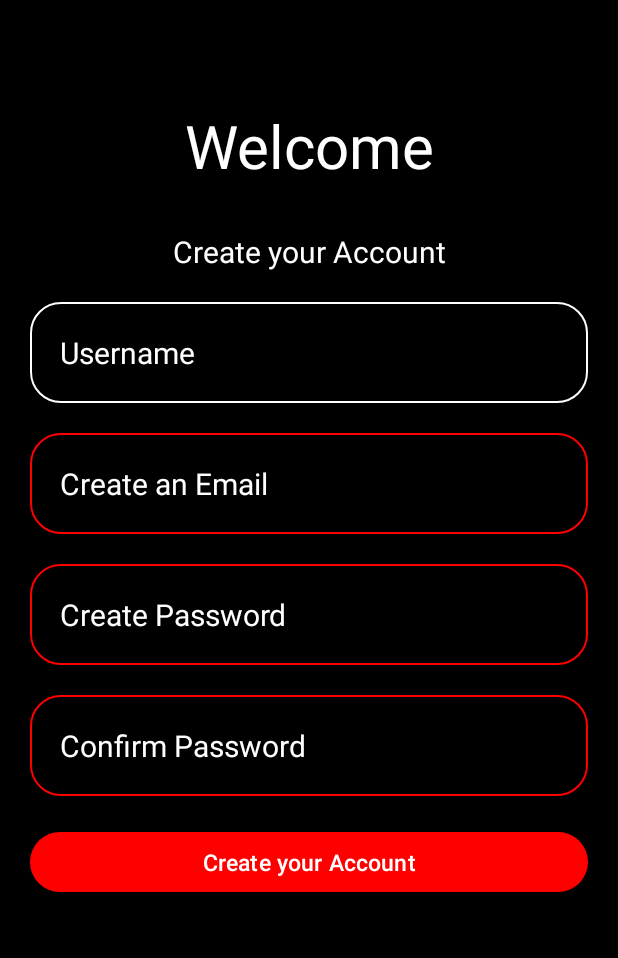
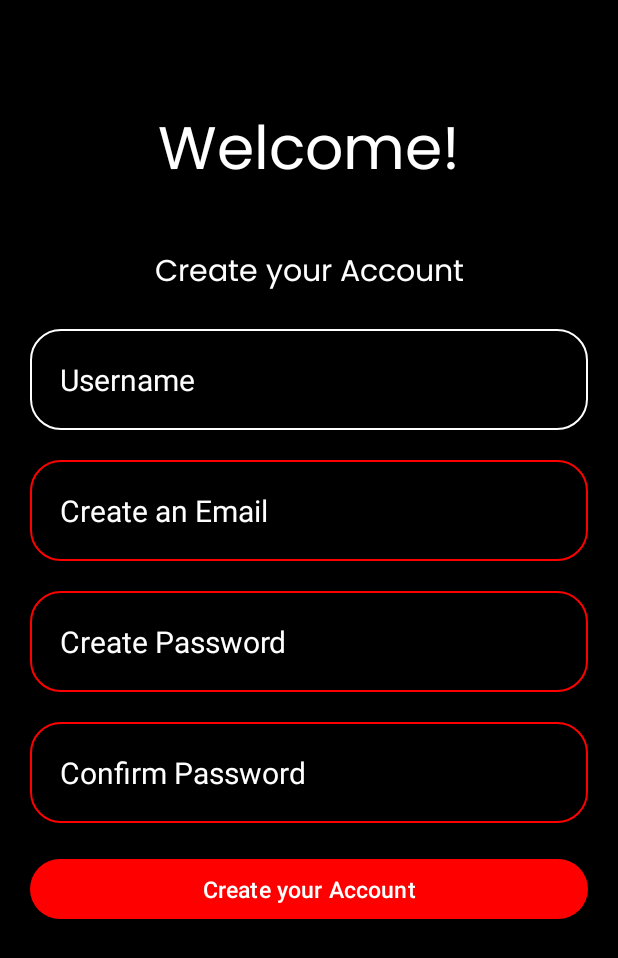
Before and after one commit to ItsmeGen/MovieScout, an Android app: the createAccount screen opened directly, with no data from a screen before it, on a phone screen of 412 x 824 dp. Shown: the top 958 px of the screen. Run offline under Robolectric (Android 15) with nearby library versions, the phone set to English and light mode, and no system bars.

Commit message:
Movie_Scout

```diff
--- a/app/src/main/AndroidManifest.xml
+++ b/app/src/main/AndroidManifest.xml
@@ -9,7 +9,6 @@
         android:icon="@mipmap/ic_launcher"
         android:label="@string/app_name"
         android:roundIcon="@mipmap/ic_launcher_round"
-        android:screenOrientation="portrait"
         android:supportsRtl="true"
         android:theme="@style/Theme.Movie_Scout"
         tools:targetApi="31">
--- a/app/src/main/java/com/example/movie_scout/MainActivity.java
+++ b/app/src/main/java/com/example/movie_scout/MainActivity.java
@@ -9,7 +9,6 @@ import androidx.core.view.ViewCompat;
 import androidx.core.view.WindowInsetsCompat;
 
 public class MainActivity extends AppCompatActivity {
-
     @Override
     protected void onCreate(Bundle savedInstanceState) {
         super.onCreate(savedInstanceState);
--- a/app/src/main/res/layout-land/activity_create_account.xml
+++ b/app/src/main/res/layout-land/activity_create_account.xml
@@ -26,6 +26,7 @@
                    android:layout_width="match_parent"
                    android:layout_height="wrap_content"
                    android:text="@string/welcome"
+                   android:fontFamily="@font/poppins"
                    android:textColor="@color/white"
                    android:textSize="40sp"
                    android:gravity="center"/>
@@ -82,6 +83,7 @@
                        android:layout_width="300dp"
                        android:layout_height="wrap_content"
                        android:text="@string/create_account"
+                       android:fontFamily="@font/poppins"
                        android:textSize="15sp"/>
 
                </LinearLayout>
--- a/app/src/main/res/layout-land/activity_main.xml
+++ b/app/src/main/res/layout-land/activity_main.xml
@@ -13,7 +13,7 @@
     <RelativeLayout
         android:layout_width="match_parent"
         android:layout_height="match_parent"
-        android:background="@drawable/bg">
+        android:background="@drawable/bgland">
 
         <RelativeLayout
             android:layout_width="350dp"
@@ -30,6 +30,7 @@
                     android:layout_width="match_parent"
                     android:layout_height="wrap_content"
                     android:text="@string/movie"
+                    android:fontFamily="@font/poppins"
                     android:textColor="@color/my_primary"
                     android:textSize="60sp"/>
 
@@ -39,6 +40,7 @@
                android:layout_width="match_parent"
                android:layout_height="wrap_content"
                android:text="@string/scout"
+               android:fontFamily="@font/poppins"
                android:textColor="@color/my_primary"
                android:textSize="30sp"/>
 
@@ -65,10 +67,12 @@
             android:layout_height="match_parent">
 
             <TextView
+                android:layout_marginTop="15dp"
                 android:gravity="center"
                 android:layout_width="match_parent"
                 android:layout_height="wrap_content"
                 android:text="@string/Login"
+                android:fontFamily="@font/poppins"
                 android:textSize="30sp"
                 android:textColor="@color/white"/>
 
@@ -106,6 +110,7 @@
                 android:layout_width="match_parent"
                 android:layout_height="wrap_content"
                 android:text="@string/Login"
+                android:fontFamily="@font/poppins"
                 android:textSize="20sp"/>
 
             <LinearLayout
--- a/app/src/main/res/layout/activity_create_account.xml
+++ b/app/src/main/res/layout/activity_create_account.xml
@@ -8,102 +8,101 @@
     tools:context=".createAccount">
 
     <RelativeLayout
+        android:layout_width="match_parent"
+        android:layout_height="match_parent"
+        android:background="@color/black"
         android:padding="20dp"
-       android:background="@color/black"
-       android:layout_width="match_parent"
-       android:layout_height="match_parent">
+        tools:layout_editor_absoluteX="0dp"
+        tools:layout_editor_absoluteY="-67dp">
 
 
         <LinearLayout
-           android:orientation="vertical"
             android:layout_width="match_parent"
-           android:layout_height="match_parent">
+            android:layout_height="match_parent"
+            android:orientation="vertical">
 
 
             <TextView
-               android:layout_marginTop="50dp"
                 android:layout_width="match_parent"
                 android:layout_height="wrap_content"
+                android:layout_marginTop="50dp"
+                android:gravity="center"
                 android:text="@string/welcome"
+                android:fontFamily="@font/poppins"
                 android:textColor="@color/white"
-               android:textSize="40sp"
-               android:gravity="center"/>
+                android:textSize="40sp" />
 
             <TextView
-               android:layout_marginTop="30dp"
                 android:layout_width="match_parent"
                 android:layout_height="wrap_content"
+                android:layout_marginTop="30dp"
+                android:gravity="center"
                 android:text="@string/create_account"
+                android:fontFamily="@font/poppins"
                 android:textColor="@color/white"
-               android:textSize="20sp"
-               android:gravity="center"/>
+                android:textSize="20sp" />
 
 
             <EditText
                 android:id="@+id/Username"
                 android:layout_width="match_parent"
                 android:layout_height="wrap_content"
+                android:layout_marginTop="20dp"
+                android:background="@drawable/custom_input"
+                android:hint="@string/display_name"
                 android:inputType="text"
-               android:hint="@string/display_name"
+                android:padding="20dp"
                 android:textColorHint="@color/white"
-               android:textSize="20sp"
-               android:padding="20dp"
-               android:layout_marginTop="20dp"
-               android:background="@drawable/custom_input"/>
+                android:textSize="20sp" />
 
             <EditText
                 android:id="@+id/create_email"
                 android:layout_width="match_parent"
                 android:layout_height="wrap_content"
+                android:layout_marginTop="20dp"
+                android:background="@drawable/custom_input"
+                android:hint="@string/Create_Email"
                 android:inputType="textEmailAddress"
-               android:hint="@string/Create_Email"
+                android:padding="20dp"
                 android:textColorHint="@color/white"
-               android:textSize="20sp"
-               android:padding="20dp"
-               android:layout_marginTop="20dp"
-               android:background="@drawable/custom_input"/>
+                android:textSize="20sp" />
 
             <EditText
                 android:id="@+id/create_password"
                 android:layout_width="match_parent"
                 android:layout_height="wrap_content"
+                android:layout_marginTop="20dp"
+                android:background="@drawable/custom_input"
+                android:hint="@string/Create_password"
                 android:inputType="textPassword"
-               android:hint="@string/Create_password"
+                android:padding="20dp"
                 android:textColorHint="@color/white"
-               android:textSize="20sp"
-               android:padding="20dp"
-               android:layout_marginTop="20dp"
-               android:background="@drawable/custom_input"/>
+                android:textSize="20sp" />
 
 
             <EditText
                 android:id="@+id/confirm_password"
                 android:layout_width="match_parent"
                 android:layout_height="wrap_content"
+                android:layout_marginTop="20dp"
+                android:background="@drawable/custom_input"
+                android:hint="@string/confirm_password"
                 android:inputType="textPassword"
-               android:hint="@string/confirm_password"
+                android:padding="20dp"
                 android:textColorHint="@color/white"
-               android:textSize="20sp"
-               android:padding="20dp"
-               android:layout_marginTop="20dp"
-               android:background="@drawable/custom_input"/>
+                android:textSize="20sp" />
 
             <Button
-               android:layout_marginTop="20dp"
                 android:layout_width="match_parent"
                 android:layout_height="wrap_content"
+                android:layout_marginTop="20dp"
                 android:text="@string/create_account"
-               android:textSize="15sp"/>
-
-
-
-
+                android:textSize="15sp" />
 
 
         </LinearLayout>
 
 
-
     </RelativeLayout>
 
 </androidx.constraintlayout.widget.ConstraintLayout>
--- a/app/src/main/res/layout/activity_main.xml
+++ b/app/src/main/res/layout/activity_main.xml
@@ -30,6 +30,7 @@
                 android:layout_height="wrap_content"
                 android:gravity="center"
                 android:text="@string/movie"
+                android:fontFamily="@font/poppins"
                 android:textColor="@color/my_primary"
                 android:textSize="70sp" />
             <TextView
@@ -88,6 +89,7 @@
                 android:layout_height="wrap_content"
                 android:layout_marginTop="10dp"
                 android:text="@string/Login"
+                android:fontFamily="@font/poppins"
                 android:textSize="20sp" />
 
         </LinearLayout>
--- a/app/src/main/res/values/strings.xml
+++ b/app/src/main/res/values/strings.xml
@@ -11,7 +11,7 @@
     <string name="or">Or Login with</string>
     <string name="google_logo">Google Logo</string>
     <string name="fb_logo">facebook Logo</string>
-    <string name="welcome">Welcome</string>
+    <string name="welcome">Welcome!</string>
     <string name="display_name">Username</string>
     <string name="Create_Email">Create an Email</string>
     <string name="Create_password">Create Password </string>
```
Also changed, not shown: app/src/main/res/font/poppins.ttf (added), 1 other file. Lines whose indentation alone changed are shown as unchanged.
